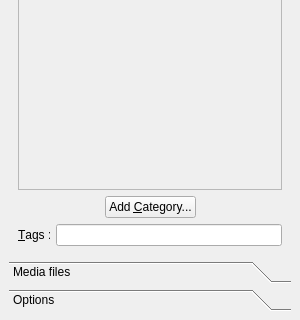
Above: src/toolbox.ui from mtux/bilbo before the change; both pictures show x 0 to 300 and y 262 to 582 of the 300 by 582 pixel window. Below: the same form after it.
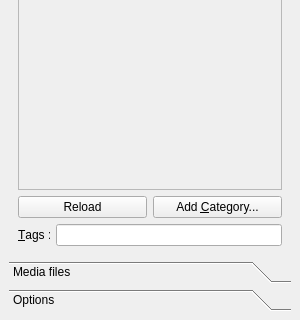
That is the form after the change. The open tabs and pages were chosen to show the change.

```diff
--- a/src/toolbox.ui
+++ b/src/toolbox.ui
@@ -129,8 +129,8 @@
           <rect>
            <x>0</x>
            <y>0</y>
-           <width>280</width>
-           <height>405</height>
+           <width>256</width>
+           <height>117</height>
           </rect>
          </property>
          <attribute name="label" >
@@ -159,17 +159,11 @@
             <item>
              <layout class="QHBoxLayout" name="horizontalLayout_3" >
               <item>
-               <spacer name="horizontalSpacer" >
-                <property name="orientation" >
-                 <enum>Qt::Horizontal</enum>
+               <widget class="QPushButton" name="btnCatReload" >
+                <property name="text" >
+                 <string>Reload</string>
                 </property>
-                <property name="sizeHint" stdset="0" >
-                 <size>
-                  <width>38</width>
-                  <height>17</height>
-                 </size>
-                </property>
-               </spacer>
+               </widget>
               </item>
               <item>
                <widget class="QPushButton" name="btnCatAdd" >
@@ -178,19 +172,6 @@
                 </property>
                </widget>
               </item>
-              <item>
-               <spacer name="horizontalSpacer_2" >
-                <property name="orientation" >
-                 <enum>Qt::Horizontal</enum>
-                </property>
-                <property name="sizeHint" stdset="0" >
-                 <size>
-                  <width>40</width>
-                  <height>20</height>
-                 </size>
-                </property>
-               </spacer>
-              </item>
              </layout>
             </item>
             <item>
```
Left out of the diff: 24 changed lines with no effect on the pictures.
